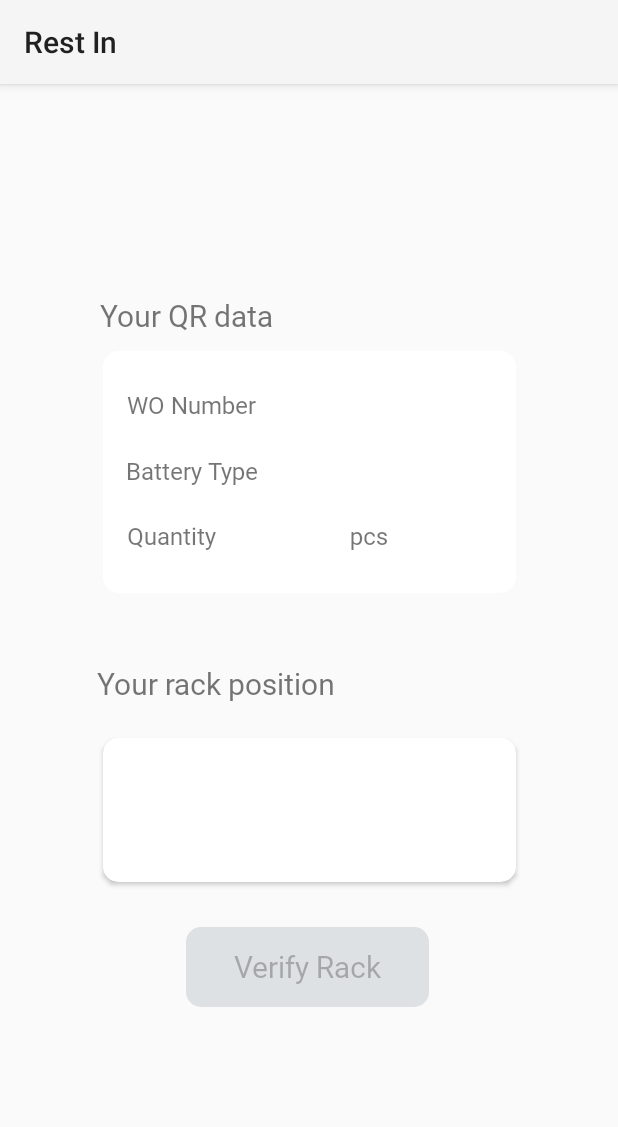
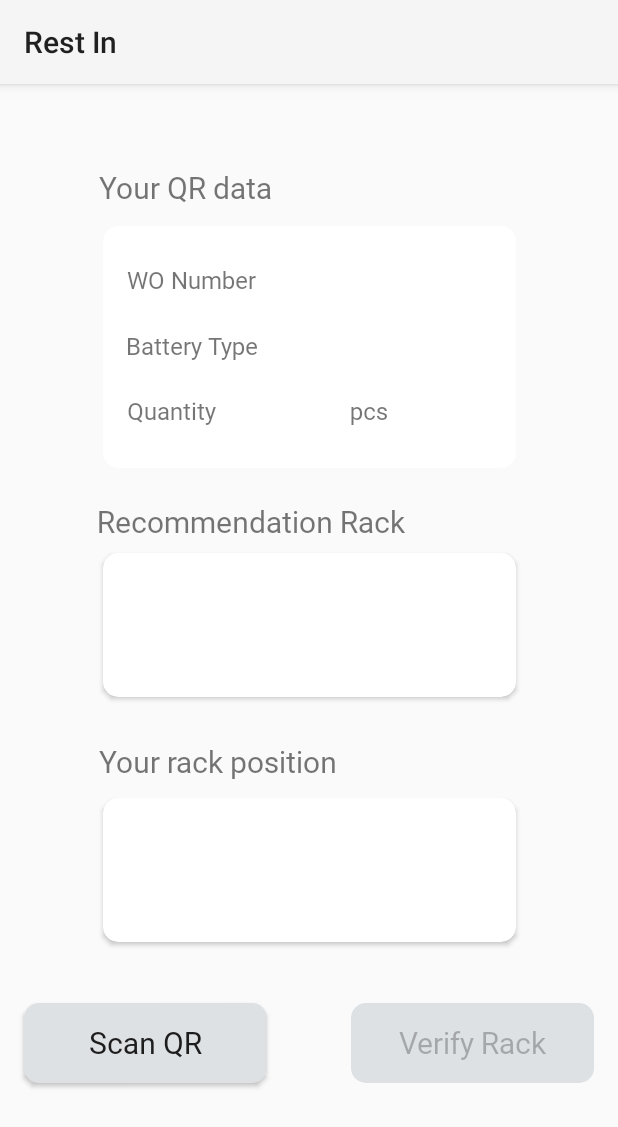
Before and after one commit to mrzkybmsty/RESTApplication, an Android app: the RestInActivity screen opened directly, with no data from a screen before it, on a phone screen of 412 x 824 dp. Shown: the top 1127 px of the screen. Run offline under Robolectric (Android 15) with nearby library versions, the phone set to English and light mode, and no system bars; libraries missing offline, so code that uses them is left out: com.google.zxing.integration; 10 statements that could not run were skipped.

Commit message:
Rest In Update

```diff
--- a/app/src/main/java/winteq/restapplication/RackActivity.java
+++ b/app/src/main/java/winteq/restapplication/RackActivity.java
@@ -56,7 +56,7 @@ public class RackActivity extends AppCompatActivity {
                 ConnectionHelper con = new ConnectionHelper();
                 Connection connect = ConnectionHelper.CONN();
 
-                String sp = "EXEC sp_GetWO '" + no_wo + "'";
+                String sp = "EXEC sp_GetWO_Only '" + no_wo + "'";
                 PreparedStatement ps = connect.prepareStatement(sp);
 
                 Log.w("query", sp);
--- a/app/src/main/java/winteq/restapplication/RestInActivity.java
+++ b/app/src/main/java/winteq/restapplication/RestInActivity.java
@@ -31,9 +31,10 @@ public class RestInActivity extends AppCompatActivity {
 
     private static String no_wo, rack_id, category_name, wo_battery_amount, rack_id_qr, position;
 
-    private Button btnVerify;
-    private static TextView txtNoWo, txtType, txtQty, txtRack;
+    private Button btnVerify, btnScanRack;
+    private static TextView txtNoWo, txtType, txtQty, txtRack, txtRackRec;
 
+    Integer cekQR;
 
     private IntentIntegrator qrScan;
 
@@ -52,10 +53,12 @@ public class RestInActivity extends AppCompatActivity {
         getSupportActionBar().setTitle("Rest In");
 
         btnVerify = findViewById(R.id.btnVerify);
+        btnScanRack = findViewById(R.id.btnScanRack);
         txtNoWo = findViewById(R.id.txtWONumber);
         txtType = findViewById(R.id.txtBatteryType);
         txtQty = findViewById(R.id.txtQuantity);
         txtRack = findViewById(R.id.txtRack);
+        txtRackRec = findViewById(R.id.txtRackRec);
 
         txtNoWo.setText(no_wo);
 
@@ -69,6 +72,15 @@ public class RestInActivity extends AppCompatActivity {
         btnVerify.setOnClickListener(new View.OnClickListener() {
             @Override
             public void onClick(View v) {
+                cekQR = 1;
+                qrScan.initiateScan();
+            }
+        });
+
+        btnScanRack.setOnClickListener(new View.OnClickListener() {
+            @Override
+            public void onClick(View v) {
+                cekQR = 2;
                 qrScan.initiateScan();
             }
         });
@@ -137,7 +149,7 @@ public class RestInActivity extends AppCompatActivity {
             if (result.equals("Success")) {
                 txtType.setText(category_name);
                 txtQty.setText(wo_battery_amount);
-                txtRack.setText(position);
+                txtRackRec.setText(position);
             } else {
                 Toast.makeText(RestInActivity.this, "Wrong WO Number, Please try again", Toast.LENGTH_LONG).show();
                 btnVerify.setEnabled(false);
--- a/app/src/main/res/layout/activity_rest_in.xml
+++ b/app/src/main/res/layout/activity_rest_in.xml
@@ -15,10 +15,10 @@
         android:textSize="20sp"
         app:layout_constraintBottom_toBottomOf="parent"
         app:layout_constraintEnd_toEndOf="parent"
-        app:layout_constraintHorizontal_bias="0.225"
+        app:layout_constraintHorizontal_bias="0.222"
         app:layout_constraintStart_toStartOf="parent"
         app:layout_constraintTop_toTopOf="parent"
-        app:layout_constraintVertical_bias="0.19" />
+        app:layout_constraintVertical_bias="0.075" />
 
     <androidx.cardview.widget.CardView
         android:id="@+id/cardView"
@@ -132,6 +132,48 @@
     </androidx.cardview.widget.CardView>
 
     <TextView
+        android:id="@+id/textView"
+        android:layout_width="wrap_content"
+        android:layout_height="wrap_content"
+        android:fontFamily="@font/light"
+        android:text="@string/recommend"
+        android:textSize="20sp"
+        app:layout_constraintBottom_toBottomOf="parent"
+        app:layout_constraintEnd_toEndOf="parent"
+        app:layout_constraintHorizontal_bias="0.313"
+        app:layout_constraintStart_toStartOf="parent"
+        app:layout_constraintTop_toBottomOf="@+id/cardView"
+        app:layout_constraintVertical_bias="0.046" />
+
+    <androidx.cardview.widget.CardView
+        android:id="@+id/cardView6"
+        android:layout_width="275dp"
+        android:layout_height="96dp"
+        app:cardCornerRadius="10dp"
+        app:layout_constraintBottom_toBottomOf="parent"
+        app:layout_constraintEnd_toEndOf="parent"
+        app:layout_constraintStart_toStartOf="parent"
+        app:layout_constraintTop_toBottomOf="@+id/textView"
+        app:layout_constraintVertical_bias="0.02">
+
+        <androidx.constraintlayout.widget.ConstraintLayout
+            android:layout_width="match_parent"
+            android:layout_height="match_parent">
+
+            <TextView
+                android:id="@+id/txtRackRec"
+                android:layout_width="wrap_content"
+                android:layout_height="wrap_content"
+                android:fontFamily="@font/bold"
+                android:textSize="24sp"
+                app:layout_constraintBottom_toBottomOf="parent"
+                app:layout_constraintEnd_toEndOf="parent"
+                app:layout_constraintStart_toStartOf="parent"
+                app:layout_constraintTop_toTopOf="parent" />
+        </androidx.constraintlayout.widget.ConstraintLayout>
+    </androidx.cardview.widget.CardView>
+
+    <TextView
         android:id="@+id/textView8"
         android:layout_width="wrap_content"
         android:layout_height="wrap_content"
@@ -140,10 +182,10 @@
         android:textSize="20sp"
         app:layout_constraintBottom_toBottomOf="parent"
         app:layout_constraintEnd_toEndOf="parent"
-        app:layout_constraintHorizontal_bias="0.256"
+        app:layout_constraintHorizontal_bias="0.26"
         app:layout_constraintStart_toStartOf="parent"
-        app:layout_constraintTop_toBottomOf="@+id/cardView"
-        app:layout_constraintVertical_bias="0.117" />
+        app:layout_constraintTop_toBottomOf="@+id/cardView6"
+        app:layout_constraintVertical_bias="0.089" />
 
     <androidx.cardview.widget.CardView
         android:id="@+id/cardView2"
@@ -154,7 +196,7 @@
         app:layout_constraintEnd_toEndOf="parent"
         app:layout_constraintStart_toStartOf="parent"
         app:layout_constraintTop_toBottomOf="@+id/textView8"
-        app:layout_constraintVertical_bias="0.087">
+        app:layout_constraintVertical_bias="0.05">
 
         <androidx.constraintlayout.widget.ConstraintLayout
             android:layout_width="match_parent"
@@ -174,6 +216,22 @@
     </androidx.cardview.widget.CardView>
 
     <Button
+        android:id="@+id/btnScanRack"
+        android:layout_width="162dp"
+        android:layout_height="53dp"
+        android:background="@drawable/button_standard"
+        android:fontFamily="@font/light"
+        android:text="@string/scan"
+        android:textAllCaps="false"
+        android:textSize="20sp"
+        app:layout_constraintBottom_toBottomOf="parent"
+        app:layout_constraintEnd_toEndOf="parent"
+        app:layout_constraintHorizontal_bias="0.064"
+        app:layout_constraintStart_toStartOf="parent"
+        app:layout_constraintTop_toBottomOf="@+id/cardView2"
+        app:layout_constraintVertical_bias="0.283" />
+
+    <Button
         android:id="@+id/btnVerify"
         android:layout_width="162dp"
         android:layout_height="53dp"
@@ -184,9 +242,9 @@
         android:textSize="20sp"
         app:layout_constraintBottom_toBottomOf="parent"
         app:layout_constraintEnd_toEndOf="parent"
-        app:layout_constraintHorizontal_bias="0.497"
+        app:layout_constraintHorizontal_bias="0.935"
         app:layout_constraintStart_toStartOf="parent"
         app:layout_constraintTop_toBottomOf="@+id/cardView2"
-        app:layout_constraintVertical_bias="0.166" />
+        app:layout_constraintVertical_bias="0.283" />
 
 </androidx.constraintlayout.widget.ConstraintLayout>
--- a/app/src/main/res/values/strings.xml
+++ b/app/src/main/res/values/strings.xml
@@ -16,6 +16,7 @@
     <string name="scan">Scan QR</string>
     <string name="data">Your QR data</string>
     <string name="position">Your rack position</string>
+    <string name="recommend">Recommendation Rack</string>
     <string name="wo_number">WO Number</string>
     <string name="battery_type">Battery Type</string>
     <string name="qty">Quantity</string>
```
